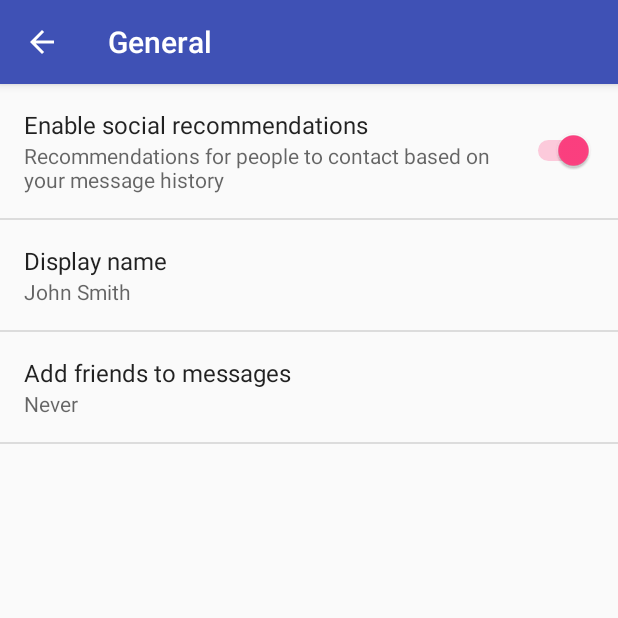
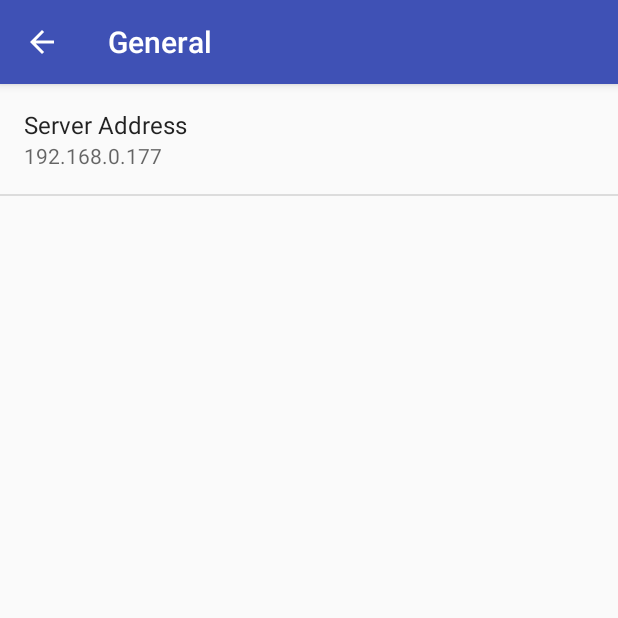
Before and after one commit to Mattihew/Project-app, an Android app: the SettingsActivity screen opened directly, with no data from a screen before it, after a tap on "General", on a phone screen of 412 x 824 dp, the top half of it. Run offline under Robolectric (Android 15) with nearby library versions, the phone set to English and light mode, and no system bars.

Commit message:
made webview url read from prefrences

```diff
--- a/app/src/main/java/com/mattihew/project_app/MainActivity.java
+++ b/app/src/main/java/com/mattihew/project_app/MainActivity.java
@@ -52,10 +52,22 @@ public class MainActivity extends AppCompatActivity implements View.OnClickListe
         }
         findViewById(R.id.stopBtn).setEnabled(false);
 
-        WebView webview = (WebView) findViewById(R.id.webView1);
+        final SharedPreferences prefs = PreferenceManager.getDefaultSharedPreferences(this);
+        final WebView webview = (WebView) findViewById(R.id.webView1);
         webview.setWebChromeClient(new WebChromeClient());
         webview.setWebViewClient(new WebViewClient());
-        webview.loadUrl("https://example.com");
+        webview.loadUrl(prefs.getString("server_address", "http://example.com"));
+        prefs.registerOnSharedPreferenceChangeListener(new SharedPreferences.OnSharedPreferenceChangeListener()
+        {
+            @Override
+            public void onSharedPreferenceChanged(final SharedPreferences sharedPreferences, final String key)
+            {
+                if (key.equals("server_address"))
+                {
+                    webview.loadUrl(sharedPreferences.getString("server_address", "http://example.com"));
+                }
+            }
+        });
     }
 
     @Override
--- a/app/src/main/java/com/mattihew/project_app/SettingsActivity.java
+++ b/app/src/main/java/com/mattihew/project_app/SettingsActivity.java
@@ -169,8 +169,7 @@ public class SettingsActivity extends AppCompatPreferenceActivity
             // to their values. When their values change, their summaries are
             // updated to reflect the new value, per the Android Design
             // guidelines.
-            bindPreferenceSummaryToValue(findPreference("example_text"));
-            bindPreferenceSummaryToValue(findPreference("example_list"));
+            bindPreferenceSummaryToValue(findPreference("server_address"));
         }
 
         @Override
--- a/app/src/main/res/values/strings.xml
+++ b/app/src/main/res/values/strings.xml
@@ -9,25 +9,8 @@
     <!-- Example General settings -->
     <string name="pref_header_general">General</string>
 
-    <string name="pref_title_social_recommendations">Enable social recommendations</string>
-    <string name="pref_description_social_recommendations">Recommendations for people to contact based on your message
-        history
-    </string>
-
-    <string name="pref_title_display_name">Display name</string>
-    <string name="pref_default_display_name">John Smith</string>
-
-    <string name="pref_title_add_friends_to_messages">Add friends to messages</string>
-    <string-array name="pref_example_list_titles">
-        <item>Always</item>
-        <item>When possible</item>
-        <item>Never</item>
-    </string-array>
-    <string-array name="pref_example_list_values">
-        <item>1</item>
-        <item>0</item>
-        <item>-1</item>
-    </string-array>
+    <string name="pref_title_server_address">Server Address</string>
+    <string name="pref_server_address">192.168.0.177</string>
 
     <!-- Example settings for Data & Sync -->
     <string name="pref_header_data_sync">Bluetooth</string>
--- a/app/src/main/res/xml/pref_general.xml
+++ b/app/src/main/res/xml/pref_general.xml
@@ -1,33 +1,11 @@
 <PreferenceScreen xmlns:android="http://schemas.android.com/apk/res/android">
 
-    <SwitchPreference
-            android:key="example_switch"
-            android:title="@string/pref_title_social_recommendations"
-            android:summary="@string/pref_description_social_recommendations"
-            android:defaultValue="true"/>
 
-    <!-- NOTE: EditTextPreference accepts EditText attributes. -->
-    <!-- NOTE: EditTextPreference's summary should be set to its value by the activity code. -->
     <EditTextPreference
-            android:key="example_text"
-            android:title="@string/pref_title_display_name"
-            android:defaultValue="@string/pref_default_display_name"
-            android:selectAllOnFocus="true"
-            android:inputType="textCapWords"
-            android:capitalize="words"
-            android:singleLine="true"
-            android:maxLines="1"/>
-
-    <!-- NOTE: Hide buttons to simplify the UI. Users can touch outside the dialog to
-         dismiss it. -->
-    <!-- NOTE: ListPreference's summary should be set to its value by the activity code. -->
-    <ListPreference
-            android:key="example_list"
-            android:title="@string/pref_title_add_friends_to_messages"
-            android:defaultValue="-1"
-            android:entries="@array/pref_example_list_titles"
-            android:entryValues="@array/pref_example_list_values"
-            android:negativeButtonText="@null"
-            android:positiveButtonText="@null"/>
-
+        android:defaultValue="@string/pref_server_address"
+        android:selectAllOnFocus="true"
+        android:singleLine="true"
+        android:title="@string/pref_title_server_address"
+        android:key="server_address"
+        android:inputType="textWebEmailAddress"/>
 </PreferenceScreen>
```
